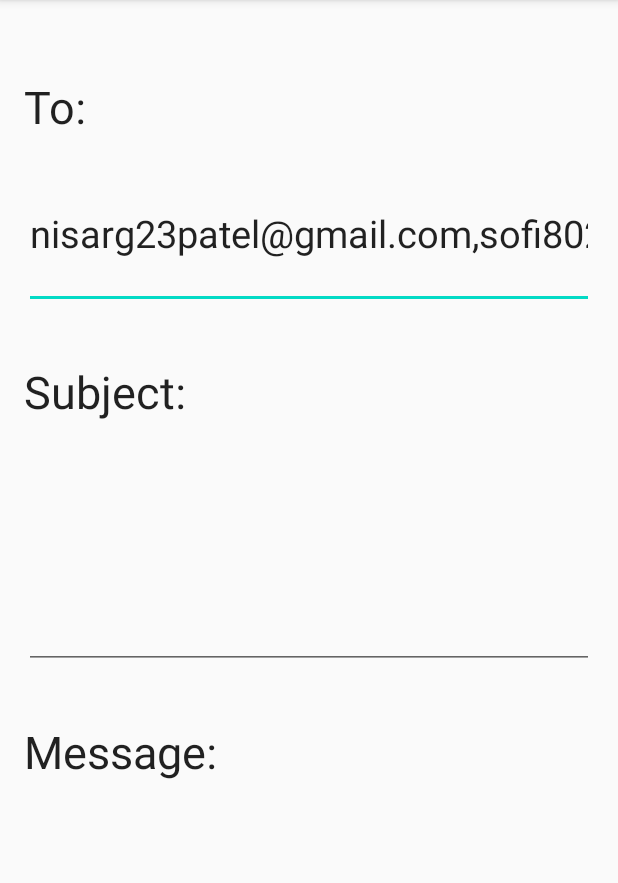
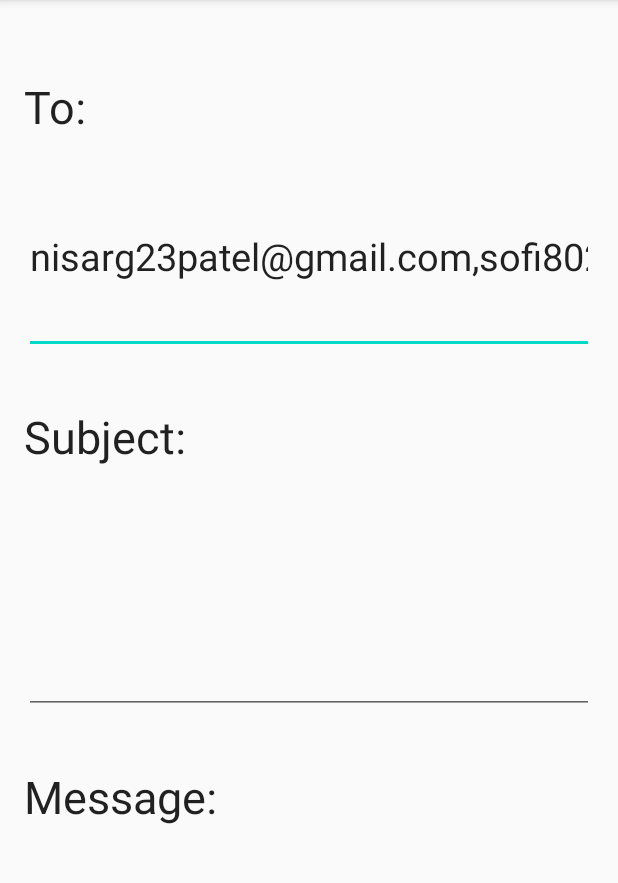
Before and after one commit to Nisarg23/Mealtime-Calculator2, an Android app: the screen it shows after launch (MainActivity), in the side drawer, after a tap on "Contact", on a phone screen of 412 x 824 dp, the part 84-967 px from its top. Run offline under Robolectric (Android 15) with nearby library versions, the phone set to English and light mode, and no system bars; our stand-ins replace navigation-ui.

```diff
--- a/app/src/main/res/layout/fragment_slideshow.xml
+++ b/app/src/main/res/layout/fragment_slideshow.xml
@@ -20,9 +20,13 @@
     <EditText
         android:id="@+id/edit_text_to"
         android:layout_width="match_parent"
-        android:layout_height="100dp"
+        android:layout_height="130dp"
         android:inputType="textEmailAddress"
-        android:text="nisarg23patel@gmail.com,sofi8020@gmail.com"
+        android:minLines="2"
+        android:scrollHorizontally="false"
+        android:layout_gravity="left|top"
+        android:ems="10"
+        android:text="nisarg23patel@gmail.com,sofi8020@gmail.com,jkcandy2001@gmail.com,Cameron.rr.griffiths@outlook.com"
         android:textSize="25sp" />
 
     <TextView
```
Also changed, not shown: app/src/main/java/com/nphq/mealtimecalculator/ui/reminder/AlarmCardView.java (+0 -8 lines).
